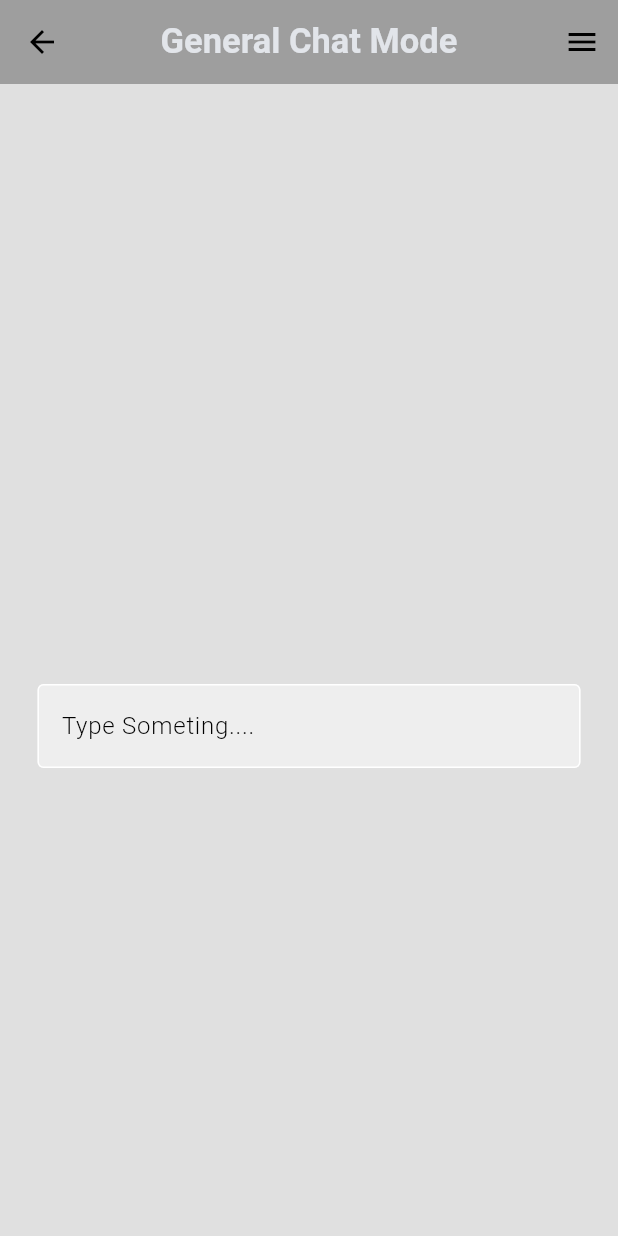
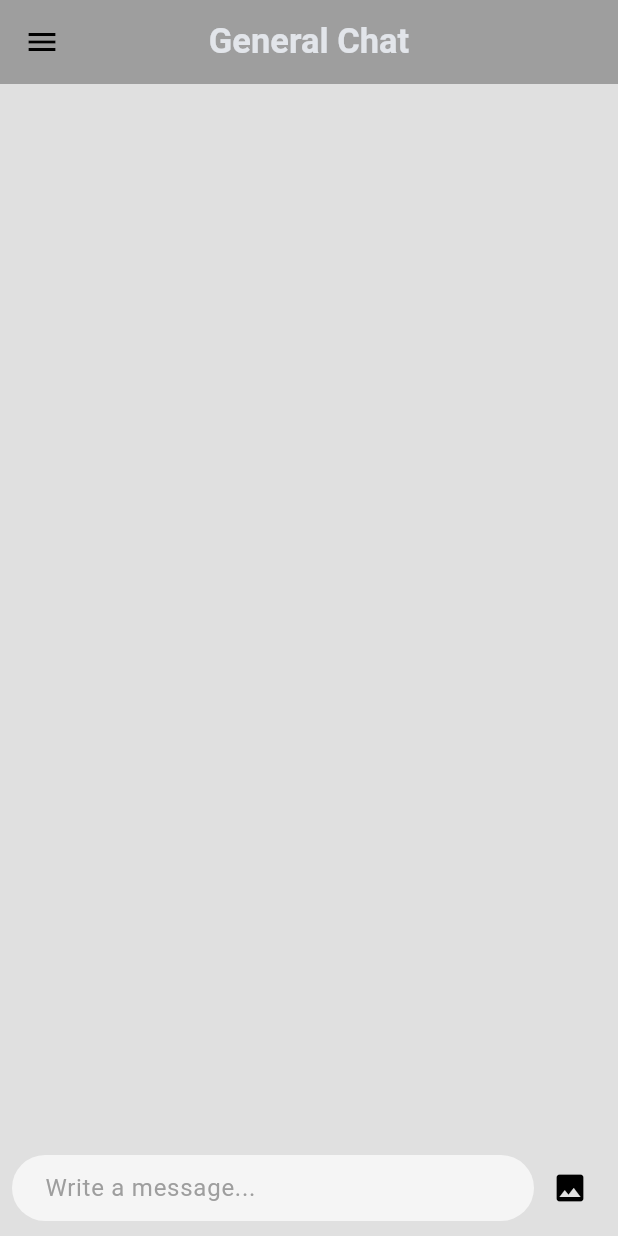
Before and after one commit to Sonang-tamang/gpt_frontend, a Flutter app: the screen it shows after launch, after a tap on "General chat", on a phone screen of 412 x 824 dp. Run offline on Flutter 3.47's test engine with Material 3 defaults, Android fonts, the phone set to English and light mode, and no system bars; drawn by our look-alikes of dash_chat_2; our stand-ins replace animated_text_kit, file_picker, flutter_spinkit, google_fonts, image_picker and 2 more; missing offline and left inert: dart:ffi.

Commit message:
cahnge in genral chat

```diff
--- a/lib/chat_page/genral_chat_page.dart
+++ b/lib/chat_page/genral_chat_page.dart
@@ -1,5 +1,12 @@
+// ignore_for_file: prefer_const_constructors, prefer_const_literals_to_create_immutables, non_constant_identifier_names
+
 import 'package:flutter/material.dart';
+import 'package:google_fonts/google_fonts.dart';
 import 'package:gpt_frontend/components/my_textfield.dart';
+import 'package:gpt_frontend/welcome_page/welcome.dart';
+import 'package:dash_chat_2/dash_chat_2.dart';
+import 'package:flutter/material.dart';
+import 'package:image_picker/image_picker.dart';
 
 class GenralChatPage extends StatefulWidget {
   const GenralChatPage({super.key});
@@ -9,6 +16,15 @@ class GenralChatPage extends StatefulWidget {
 }
 
 class _GenralChatPageState extends State<GenralChatPage> {
+  List<ChatMessage> messages = [];
+
+  ChatUser currentUser = ChatUser(id: "0", firstName: "User");
+  ChatUser geminiUser = ChatUser(
+    id: "1",
+    firstName: "Gemini",
+    profileImage:
+        "https://seeklogo.com/images/G/google-gemini-logo-A5787B2669-seeklogo.com.png",
+  );
   @override
   Widget build(BuildContext context) {
     return Scaffold(
@@ -17,36 +33,74 @@ class _GenralChatPageState extends State<GenralChatPage> {
           backgroundColor: Theme.of(context).colorScheme.primary,
           centerTitle: true,
           title: const Text(
-          "General Chat Mode",
+            "General Chat",
             style: TextStyle(
               fontSize: 23,
               fontWeight: FontWeight.bold,
               color: Color.fromARGB(255, 226, 229, 234),
             ),
           ),
-        leading: IconButton(
-          icon: Icon(Icons.arrow_back),
-          onPressed: () {
-            Navigator.pop(context); // Navigate back to the previous page
-          },
+
+          // IconButton(
+          //   icon: Icon(Icons.arrow_back),
+          //   onPressed: () {
+          //     Navigator.pop(context); // Navigate back to the previous page
+          //   },
+          // ),
+          // actions: [
+          //   Builder(
+          //     builder: (context) => IconButton(
+          //       icon: Icon(Icons.menu), // This will open the drawer
+          //       onPressed: () {
+          //         Scaffold.of(context).openEndDrawer(); // Opens the drawer
+          //       },
+          //     ),
+          //   ),
+          // ],
         ),
-        actions: [
-          Builder(
-            builder: (context) => IconButton(
-              icon: Icon(Icons.menu), // This will open the drawer
-              onPressed: () {
-                Scaffold.of(context).openEndDrawer(); // Opens the drawer
-              },
-            ),
-          ),
-        ],
-      ),
-      endDrawer: Drawer(
+        // endDrawer: Drawer(
+        //   child: ListView(
+        //     children: [
+        //       DrawerHeader(
+        //         decoration: BoxDecoration(
+        //           color: const Color.fromARGB(255, 72, 78, 83),
+        //         ),
+        //         child: Text(
+        //           'Menu',
+        //           style: TextStyle(
+        //             color: Colors.white,
+        //             fontSize: 24,
+        //           ),
+        //         ),
+        //       ),
+        //       ListTile(
+        //         leading: IconButton(
+        //             onPressed: goto_Welcome,
+        //             icon: Icon(
+        //               Icons.home,
+        //               color: Colors.black,
+        //               size: 30,
+        //             )),
+        //         title: Text('Home'),
+        //         onTap: goto_Welcome,
+        //       ),
+        //       ListTile(
+        //         leading: Icon(Icons.settings),
+        //         title: Text('Settings'),
+        //         onTap: () {
+        //           Navigator.pop(context); // Closes the drawer
+        //         },
+        //       ),
+        //       // Add more items here
+        //     ],
+        //   ),
+        // ),
+        drawer: Drawer(
           child: ListView(
             children: [
               DrawerHeader(
                 decoration: BoxDecoration(
-                color: Colors.blue,
+                  color: const Color.fromARGB(255, 72, 78, 83),
                 ),
                 child: Text(
                   'Menu',
@@ -57,15 +111,32 @@ class _GenralChatPageState extends State<GenralChatPage> {
                 ),
               ),
               ListTile(
-              leading: Icon(Icons.home),
-              title: Text('Home'),
-              onTap: () {
-                Navigator.pop(context); // Closes the drawer
-              },
+                leading: Icon(
+                  Icons.home,
+                  color: Colors.black,
+                  size: 30,
+                ),
+                title: Text(
+                  'Home',
+                  style: TextStyle(
+                      fontFamily: GoogleFonts.poppins().fontFamily,
+                      fontSize: 20,
+                      fontWeight: FontWeight.bold),
+                ),
+                onTap: goto_Welcome,
               ),
               ListTile(
-              leading: Icon(Icons.settings),
-              title: Text('Settings'),
+                leading: Icon(
+                  Icons.settings,
+                  size: 30,
+                ),
+                title: Text(
+                  'Settings',
+                  style: TextStyle(
+                      fontFamily: GoogleFonts.poppins().fontFamily,
+                      fontSize: 20,
+                      fontWeight: FontWeight.bold),
+                ),
                 onTap: () {
                   Navigator.pop(context); // Closes the drawer
                 },
@@ -74,14 +145,47 @@ class _GenralChatPageState extends State<GenralChatPage> {
             ],
           ),
         ),
-      body: Column(
-        children: [
-          SizedBox(
-            height: 400,
-          ),
-          MyTextfield()
+        body: DashChat(
+          inputOptions: InputOptions(trailing: [
+            IconButton(
+              onPressed: _sendMediaMessage,
+              icon: const Icon(Icons.image),
+            )
+          ]),
+          currentUser: currentUser,
+          onSend: _sendMessage,
+          messages: messages,
+        ));
+  }
+
+  void goto_Welcome() {
+    Navigator.push(context, MaterialPageRoute(builder: (context) => Welcome()));
+  }
+
+  void _sendMediaMessage() async {
+    ImagePicker picker = ImagePicker();
+    XFile? file = await picker.pickImage(
+      source: ImageSource.gallery,
+    );
+    if (file != null) {
+      ChatMessage chatMessage = ChatMessage(
+        user: currentUser,
+        createdAt: DateTime.now(),
+        medias: [
+          ChatMedia(
+            url: file.path,
+            fileName: "",
+            type: MediaType.image,
+          )
         ],
-      ),
       );
+      _sendMessage(chatMessage);
     }
   }
+
+  void _sendMessage(ChatMessage chatMessage) {
+    setState(() {
+      messages = [chatMessage, ...messages];
+    });
+  }
+}
--- a/lib/welcome_page/welcome.dart
+++ b/lib/welcome_page/welcome.dart
@@ -16,17 +16,27 @@ class Welcome extends StatelessWidget {
   @override
   Widget build(BuildContext context) {
     return Scaffold(
-      appBar: AppBar(
-        centerTitle: true,
-        title: Text(
-          'Welcome Page',
-          style: TextStyle(fontSize: 30),
-        ),
-      ),
+      // appBar: AppBar(
+      //   centerTitle: true,
+      //   title: Text(
+      //     'Welcome Page',
+      //     style: TextStyle(fontSize: 30),
+      //   ),
+      // ),
       body: Center(
         child: Column(
           mainAxisAlignment: MainAxisAlignment.center,
-          children: <Widget>[
+          children: [
+            // Container(
+            //   height: 100,
+            //   width: 100,
+            //   child: Image.asset(
+            //     "images/ai.png",
+            //   ),
+            // ),
+            SizedBox(
+              height: 20,
+            ),
             AnimatedTextKit(
               animatedTexts: [
                 TypewriterAnimatedText(
```
Also changed, not shown: lib/chat_page/chat_test.dart (added, +75 -0 lines), lib/translate_page/test.dart (+96 -62 lines), pubspec.yaml (+6 -3 lines), lib/chat_page/const.dart (added), lib/images/ai.png (added), pubspec.lock, 5 other files. Lines whose indentation alone changed are shown as unchanged.
